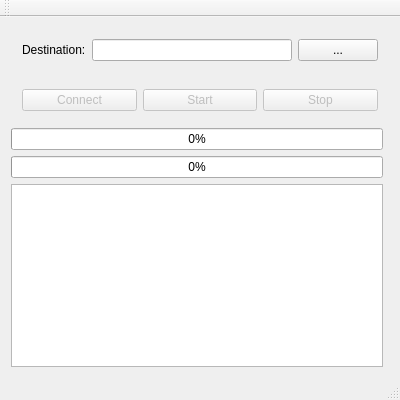
maruncz/pentax-wifi-tether, file mainwindow.ui: the form before one commit.
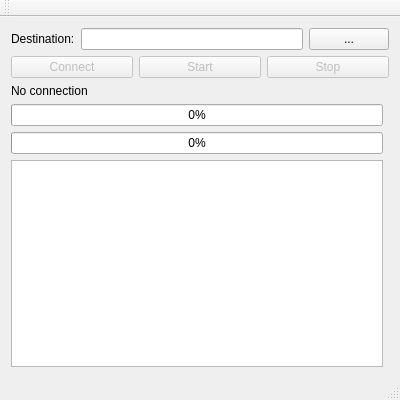
The form after the commit.

Commit message: added connection state label and connection timeout

The edit to the form file:
```diff
--- a/mainwindow.ui
+++ b/mainwindow.ui
@@ -24,6 +24,18 @@
        </sizepolicy>
       </property>
       <layout class="QGridLayout" name="gridLayout_2">
+       <property name="leftMargin">
+        <number>0</number>
+       </property>
+       <property name="topMargin">
+        <number>0</number>
+       </property>
+       <property name="rightMargin">
+        <number>0</number>
+       </property>
+       <property name="bottomMargin">
+        <number>0</number>
+       </property>
        <item row="1" column="0">
         <widget class="QLabel" name="label">
          <property name="text">
@@ -89,6 +101,18 @@
        </sizepolicy>
       </property>
       <layout class="QGridLayout" name="gridLayout_3">
+       <property name="leftMargin">
+        <number>0</number>
+       </property>
+       <property name="topMargin">
+        <number>0</number>
+       </property>
+       <property name="rightMargin">
+        <number>0</number>
+       </property>
+       <property name="bottomMargin">
+        <number>0</number>
+       </property>
        <item row="0" column="0">
         <widget class="QPushButton" name="buttonConnect">
          <property name="enabled">
@@ -119,6 +143,13 @@
          </property>
         </widget>
        </item>
+       <item row="1" column="0" colspan="3">
+        <widget class="QLabel" name="labelConnection">
+         <property name="text">
+          <string>No connection</string>
+         </property>
+        </widget>
+       </item>
       </layout>
      </widget>
     </item>
```
The commit also changes 7 other files.
